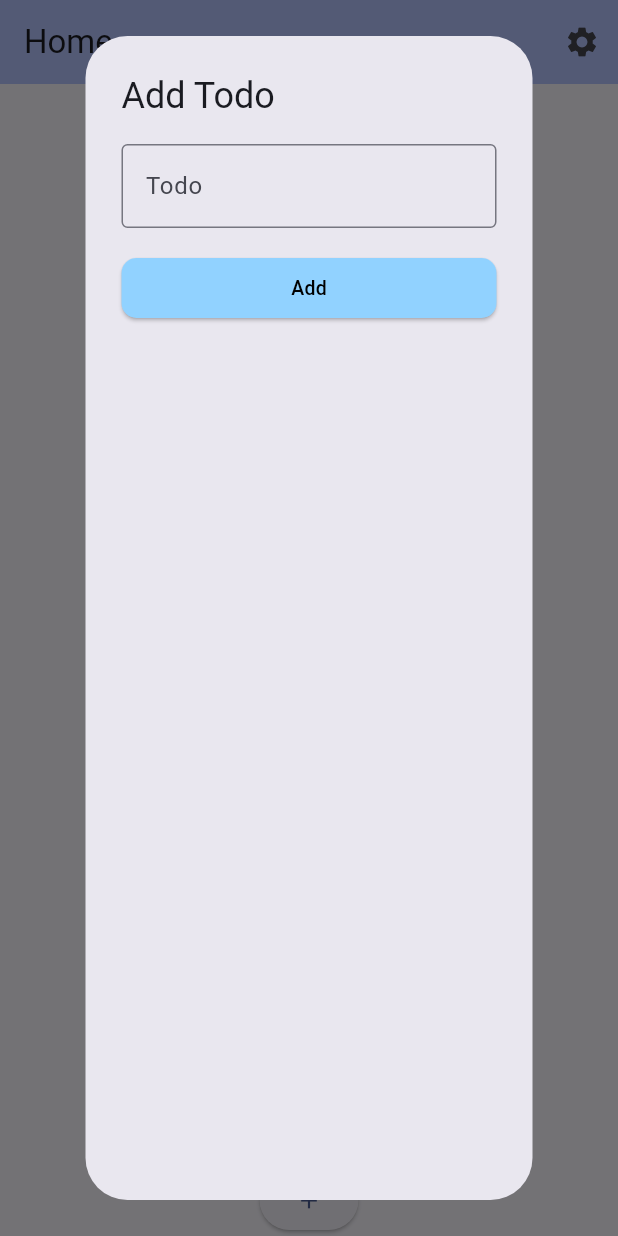
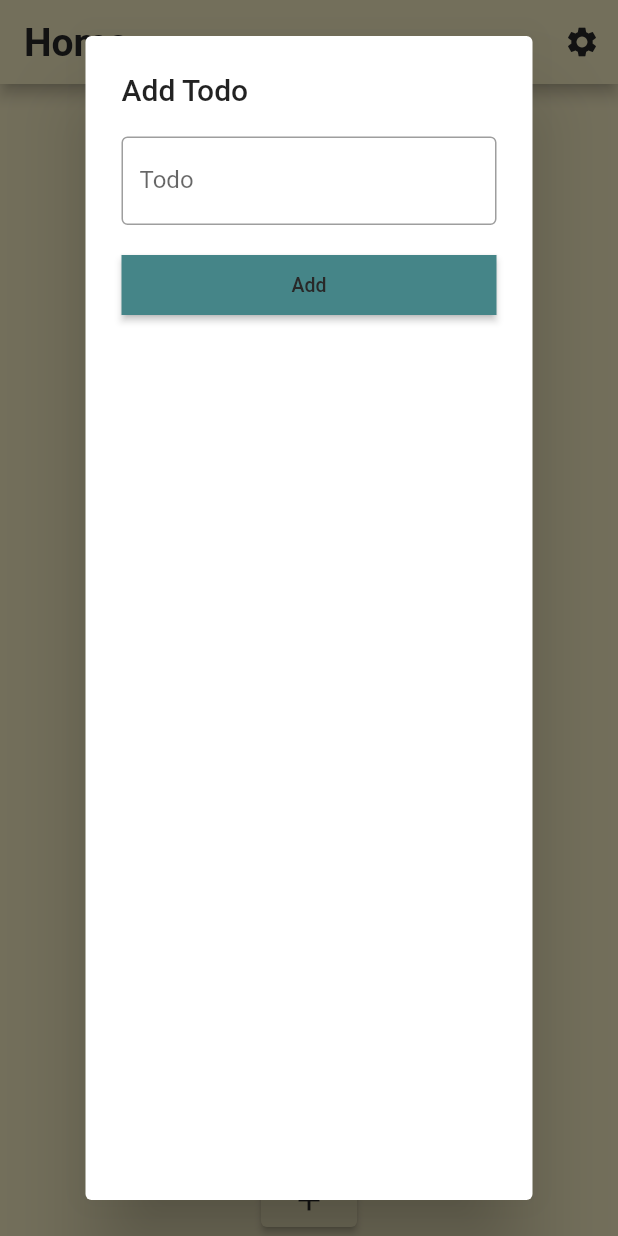
Before and after one commit to Besufikad17/todolist, a Flutter app: the screen it shows after launch, after a tap on the "add" icon, on a phone screen of 412 x 824 dp. Run offline on Flutter 3.47's test engine with Material 2 defaults, Android fonts, the phone set to English and light mode, and no system bars; our stand-ins replace bloc, equatable, flutter_bloc, hive; accounts and stored records are empty; Roboto replaces fonts that are missing (Iosevka Nerd Font).

Commit message:
bug fix, theme picker implemented

```diff
--- a/lib/bloc/theme_bloc.dart
+++ b/lib/bloc/theme_bloc.dart
@@ -6,7 +6,7 @@ part 'theme_event.dart';
 part 'theme_state.dart';
 
 class ThemeBloc extends Bloc<ThemeEvent, ThemeState> {
-  ThemeBloc() : super(ThemeInitial()) {
+  ThemeBloc() : super(const ThemeInitial()) {
     on<ThemeChanged>((event, emit) {
       emit(ThemeLoaded(event.appTheme));
     });
--- a/lib/components/button.dart
+++ b/lib/components/button.dart
@@ -5,21 +5,21 @@ class MyButton extends StatelessWidget {
   final String text;
   final double width;
   final double height;
-  final String bgcolor;
-  final double borderRadius;
-  final String fgcolor;
-  final double fontSize;
   final VoidCallback onPressed;
+  String? bgcolor;
+  double? borderRadius;
+  String? fgcolor;
+  double? fontSize;
 
-  const MyButton({
+  MyButton({
     super.key,
     required this.text,
     required this.width,
     required this.height,
-    required this.bgcolor,
-    required this.borderRadius,
-    required this.fgcolor,
-    required this.fontSize,
+    this.bgcolor,
+    this.borderRadius,
+    this.fgcolor,
+    this.fontSize,
     required this.onPressed
   });
 
@@ -31,15 +31,15 @@ class MyButton extends StatelessWidget {
       child: ElevatedButton(
         onPressed: onPressed,
         style: ElevatedButton.styleFrom(
-          backgroundColor: getColorFromHex(bgcolor),
+          backgroundColor: bgcolor != null ? getColorFromHex(bgcolor!) : Theme.of(context).iconTheme.color,
           shape: RoundedRectangleBorder(
-            borderRadius: BorderRadius.circular(borderRadius),
+            borderRadius: BorderRadius.circular(borderRadius ?? 0),
           ),
         ),
         child: Text(
           text,
           style: TextStyle(
-            color: getColorFromHex(fgcolor),
+            color: fgcolor != null ? getColorFromHex(fgcolor!) : Theme.of(context).colorScheme.onPrimary,
             fontSize: fontSize
           )
         ),
--- a/lib/components/card.dart
+++ b/lib/components/card.dart
@@ -23,6 +23,7 @@ class MyCard extends StatelessWidget {
       )
       },
       child: Container(
+        color: Theme.of(context).scaffoldBackgroundColor,
         width: 300,
         height: 60,
         padding: const EdgeInsets.all(4),
--- a/lib/components/popup.dart
+++ b/lib/components/popup.dart
@@ -37,9 +37,6 @@ class Popup extends StatelessWidget {
             text: "Add",
             width: 250,
             height: 40,
-            bgcolor: "#91d2ff",
-            borderRadius: 10,
-            fgcolor: "#000000",
             fontSize: 13,
             onPressed: () => {
               if(flag == "todo") {
--- a/lib/global/theme/themes.dart
+++ b/lib/global/theme/themes.dart
@@ -1,20 +1,31 @@
 import 'package:flutter/material.dart';
 import 'package:todolist/utils/colors.dart';
 
-enum AppTheme {
-  gruvBoxLight,
-  gruvBoxDark
-}
+enum AppTheme { gruvBoxLight, gruvBoxDark }
 
 Color _iconColor = getColorFromHex("#458588");
 Color _lightPrimaryColor = getColorFromHex("#fbf1c7");
 Color _lightPrimaryVariantColor = getColorFromHex("#fbf1c7");
 Color _lightSecondaryColor = getColorFromHex("#f9f5d7");
 Color _lightOnPrimaryColor = getColorFromHex("#282828");
-Color _darkPrimaryColor =  getColorFromHex("#282828");
-Color _darkPrimaryVariantColor =  getColorFromHex("#282828");
-Color _darkSecondaryColor =  getColorFromHex("#3c3836s");
-Color _darkOnPrimaryColor =  getColorFromHex("#ebdbb2");
+Color _darkPrimaryColor = getColorFromHex("#282828");
+Color _darkPrimaryVariantColor = getColorFromHex("#282828");
+Color _darkSecondaryColor = getColorFromHex("#3c3836s");
+Color _darkOnPrimaryColor = getColorFromHex("#ebdbb2");
+
+final TextTheme _lightTextTheme = TextTheme(
+  displayLarge: _lightScreenHeading1TextStyle,
+);
+final TextTheme _darkTextTheme = TextTheme(
+  displayLarge: _darkScreenHeading1TextStyle,
+);
+final TextStyle _lightScreenHeading1TextStyle = TextStyle(
+    fontSize: 26.0,
+    fontWeight: FontWeight.bold,
+    color: _lightOnPrimaryColor,
+    fontFamily: "Iosevka Nerd Font");
+final TextStyle _darkScreenHeading1TextStyle =
+    _lightScreenHeading1TextStyle.copyWith(color: _darkOnPrimaryColor);
 
 final appThemeData = {
   AppTheme.gruvBoxLight: ThemeData(
@@ -24,14 +35,13 @@ final appThemeData = {
         iconTheme: IconThemeData(color: _lightOnPrimaryColor),
       ),
       colorScheme: ColorScheme.light(
-      primary:  _lightPrimaryColor,
+          primary: _lightPrimaryColor,
           secondary: _lightSecondaryColor,
           onPrimary: _lightOnPrimaryColor,
-      background: _lightOnPrimaryColor
-    ),
-    iconTheme:  IconThemeData(
-      color: _iconColor
-    )
+          background: _lightOnPrimaryColor),
+      iconTheme: IconThemeData(color: _iconColor),
+      textTheme: _lightTextTheme,
+      buttonTheme: ButtonThemeData(buttonColor: _iconColor)
       ),
   AppTheme.gruvBoxDark: ThemeData(
       scaffoldBackgroundColor: _darkPrimaryVariantColor,
@@ -40,13 +50,12 @@ final appThemeData = {
         iconTheme: IconThemeData(color: _darkOnPrimaryColor),
       ),
       colorScheme: ColorScheme.light(
-      primary:  _darkPrimaryColor,
+          primary: _darkPrimaryColor,
           secondary: _darkSecondaryColor,
           onPrimary: _darkOnPrimaryColor,
-      background: _darkOnPrimaryColor
-    ),
-    iconTheme:  IconThemeData(
-      color: _iconColor
-    )
+          background: _darkOnPrimaryColor),
+      iconTheme: IconThemeData(color: _iconColor),
+      textTheme: _darkTextTheme,
+      buttonTheme: ButtonThemeData(buttonColor: _iconColor)
       )
 };
--- a/lib/main.dart
+++ b/lib/main.dart
@@ -1,15 +1,16 @@
 import 'package:flutter/material.dart';
 import 'package:flutter_bloc/flutter_bloc.dart';
 import 'package:hive/hive.dart';
+import 'package:todolist/bloc/theme_bloc.dart';
 import 'package:todolist/bloc/todo_bloc.dart';
 import 'package:todolist/components/card.dart';
 import 'package:path_provider/path_provider.dart' as path_provider;
 import 'package:todolist/components/popup.dart';
+import 'package:todolist/global/theme/themes.dart';
 import 'package:todolist/models/lists.dart';
 import 'package:todolist/models/todo.dart';
 import 'package:todolist/repository/todo_repository.dart';
 import 'package:todolist/screens/preference.dart';
-
 
 void main() async {
   WidgetsFlutterBinding.ensureInitialized();
@@ -27,56 +28,72 @@ class MyApp extends StatelessWidget {
 
   @override
   Widget build(BuildContext context) {
+    return BlocProvider(
+      create: (context) => ThemeBloc(),
+      child: BlocConsumer<ThemeBloc, ThemeState>(
+        listener:(context, state) {},
+        builder: (context, state) {
+          if(state is ThemeInitial) {
             return MaterialApp(
               title: 'TodoList',
-      theme: ThemeData(
-        colorScheme:
-            ColorScheme.fromSeed(seedColor: const Color.fromARGB(255, 34, 62, 138)),
-        useMaterial3: true,
+              theme: appThemeData[AppTheme.gruvBoxLight],
+              home: MyHomePage(title: 'Home', themeBloc: context.read<ThemeBloc>(),),
+            );
+          }else {
+            return MaterialApp(
+              title: 'TodoList',
+              theme: appThemeData[state.appTheme],
+              home: MyHomePage(title: 'Home', themeBloc: context.read<ThemeBloc>(),),
+            );
+          }
+        },
       ),
-      home: MyHomePage(title: 'Home'),
     );
   }
 }
+
 class MyHomePage extends StatefulWidget {
-  MyHomePage({super.key, required this.title});
+  MyHomePage({super.key, required this.title, required this.themeBloc});
   final String title;
+  final ThemeBloc themeBloc;
 
   @override
-  State<MyHomePage> createState() => _MyHomePageState();
+  State<MyHomePage> createState() => _MyHomePageState(themeBloc);
 }
 
 class _MyHomePageState extends State<MyHomePage> {
   TextEditingController text = TextEditingController();
   final TodoRepository repository = TodoRepository();
+  final ThemeBloc themeBloc;
+
+  _MyHomePageState(this.themeBloc);
 
   @override
   Widget build(BuildContext context) {
     return Scaffold(
       appBar: AppBar(
-        backgroundColor: Theme.of(context).colorScheme.inversePrimary,
-        title: Text(widget.title),
+          backgroundColor: Theme.of(context).colorScheme.primary,
+          title: Text(widget.title, style: Theme.of(context).textTheme.displayLarge),
           actions: <Widget>[
             IconButton(
               icon: const Icon(Icons.settings),
               onPressed: () {
                 Navigator.of(context).push(MaterialPageRoute(
-                builder: (context) => const PreferencePage(),
+                  builder: (context) => PreferencePage(bloc: themeBloc),
                 ));
               },
             )
-        ]
-      ),
+          ]),
       body: BlocProvider(
         create: (context) => TodoBloc(repository)..add(const GetAllTodos()),
         child: BlocConsumer<TodoBloc, TodoState>(
           listener: (context, state) => {},
           builder: (BuildContext context, TodoState state) {
-              if(state is TodoInitial) {
+            if (state is TodoInitial) {
               return buildInitialInput(context.read<TodoBloc>());
-              }else if(state is TodoLoading) {
+            } else if (state is TodoLoading) {
               return buildLoading();
-              }else if(state is TodosLoaded) {
+            } else if (state is TodosLoaded) {
               return buildWithLoaded(state.todos, context.read<TodoBloc>());
             }
             return Container();
@@ -94,10 +111,11 @@ class _MyHomePageState extends State<MyHomePage> {
               context: context,
               builder: (context) {
                 return Popup(text: text, bloc: bloc, flag: "todo");
-            }
-           )
+              })
         },
-        child: const Row(children: [Text("Add"), Icon(Icons.add)],),
+        child: const Row(
+          children: [Text("Add"), Icon(Icons.add)],
+        ),
       ),
     );
   }
@@ -115,8 +133,7 @@ class _MyHomePageState extends State<MyHomePage> {
             itemCount: todos.length,
             itemBuilder: (BuildContext context, int index) {
               return MyCard(title: todos[index].title);
-              }
-            ),
+            }),
       ),
       ElevatedButton(
         onPressed: () => {
@@ -124,8 +141,7 @@ class _MyHomePageState extends State<MyHomePage> {
               context: context,
               builder: (context) {
                 return Popup(text: text, bloc: bloc, flag: "todo");
-                }
-               )
+              })
         },
         child: const Icon(Icons.add),
       ),
```
Also changed, not shown: lib/screens/preference.dart (+15 -2 lines), lib/screens/todo.dart (+14 -1 lines). Lines whose indentation alone changed are shown as unchanged.
